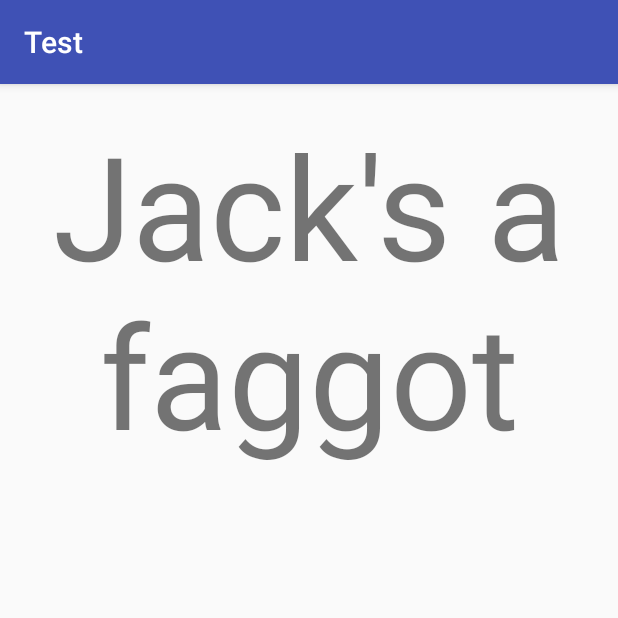
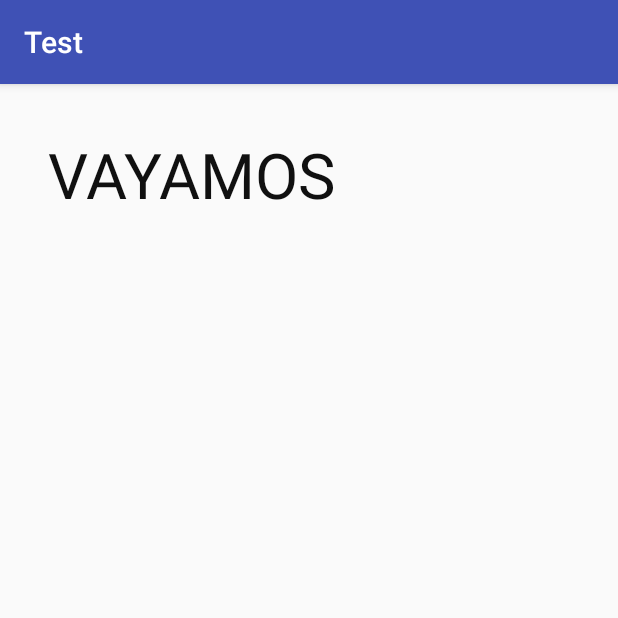
Before and after one commit to SKHolmes/CoffeeApplication, an Android app: the HomePage screen opened directly, with no data from a screen before it, on a phone screen of 412 x 824 dp, the top half of it. Run offline under Robolectric (Android 15) with nearby library versions, the light colour scheme and no system bars.

Commit message:
Rewrote some margins/padding to make the code neater.

```diff
--- a/app/src/main/res/layout/activity_home_page.xml
+++ b/app/src/main/res/layout/activity_home_page.xml
@@ -1,17 +1,19 @@
 <?xml version="1.0" encoding="utf-8"?>
-<RelativeLayout xmlns:android="http://schemas.android.com/apk/res/android"
-    xmlns:tools="http://schemas.android.com/tools" android:layout_width="match_parent"
-    android:layout_height="match_parent" android:paddingLeft="@dimen/activity_horizontal_margin"
-    android:paddingRight="@dimen/activity_horizontal_margin"
-    android:paddingTop="@dimen/activity_vertical_margin"
-    android:paddingBottom="@dimen/activity_vertical_margin"
+<RelativeLayout
+    xmlns:android="http://schemas.android.com/apk/res/android"
+    xmlns:tools="http://schemas.android.com/tools"
+    android:layout_width="match_parent"
+    android:layout_height="match_parent"
+    android:padding="32dp"
     tools:context="com.example.android.test.HomePage">
 
     <TextView
+        android:id="@+id/vayamos_home"
+        android:text="VAYAMOS"
         android:layout_width="wrap_content"
         android:layout_height="wrap_content"
-        android:text="Jack's a faggot"
         android:textAlignment="center"
-        android:textSize="96sp"/>
+        android:textSize="42sp"
+        android:textColor="@color/header"/>
 
 </RelativeLayout>
```
Also changed, not shown: app/src/main/java/com/example/android/test/MainActivity.java (+1 -1 lines), app/src/main/res/layout/activity_main.xml (+5 -5 lines).
